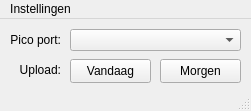
Qt form UI files/rooster-epd.ui (duisterethomas/rooster-epd) before a commit.
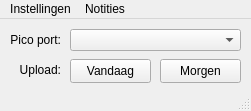
The same form after that commit.

```diff
--- a/UI files/rooster-epd.ui
+++ b/UI files/rooster-epd.ui
@@ -120,7 +120,14 @@
     <addaction name="separator"/>
     <addaction name="actionRefresh_ports"/>
    </widget>
+   <widget class="QMenu" name="menuNotities">
+    <property name="title">
+     <string>Notities</string>
+    </property>
+    <addaction name="actionNotities_bewerken"/>
+   </widget>
    <addaction name="menuSettings"/>
+   <addaction name="menuNotities"/>
   </widget>
   <action name="actionTijden_instellen">
    <property name="text">
```
Left out of the diff: 5 changed lines with no effect on the pictures.
